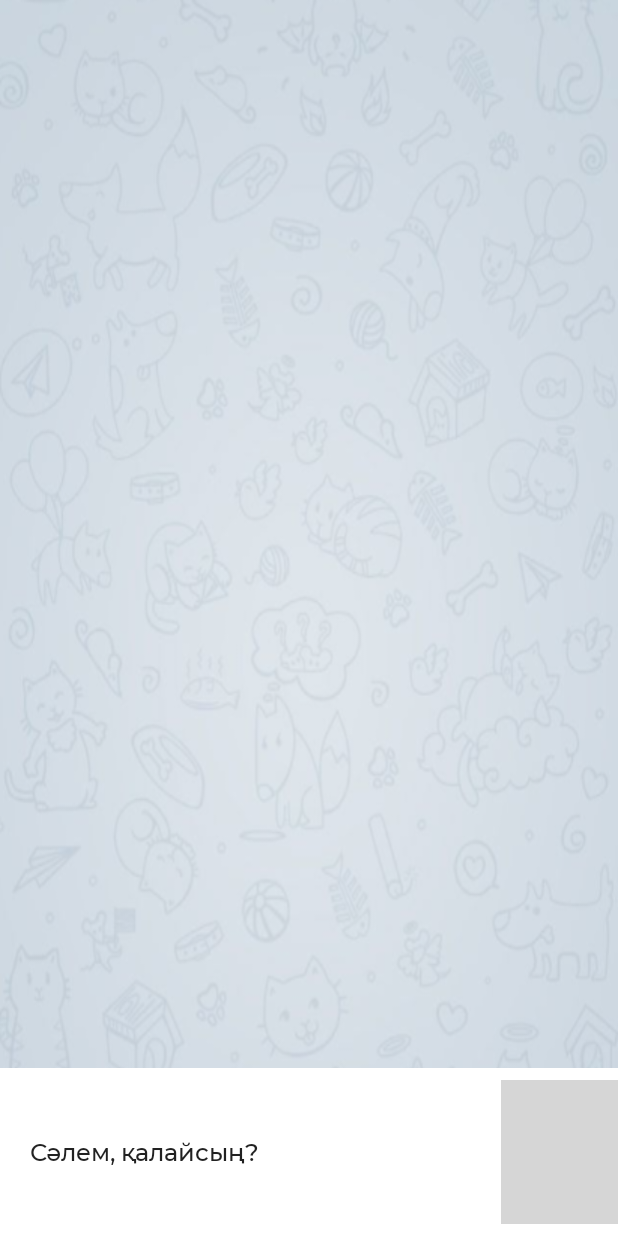
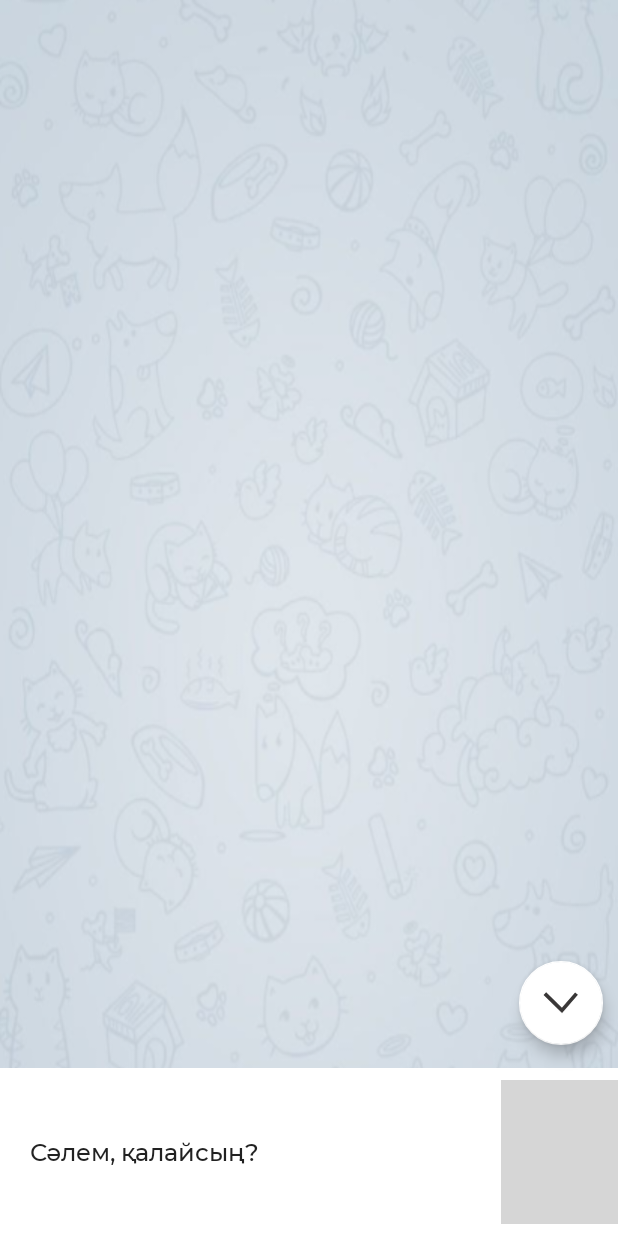
Before and after one commit to AleehBeats/Translator, an Android app: the layout fragment_kirlat.xml on its own in the app's theme, with its tools: preview values and no code run, on a phone screen of 412 x 824 dp. Run offline under Robolectric (Android 15) with nearby library versions, the light colour scheme and no system bars; grey boxes are pictures that could not be loaded.

Commit message:
Text elevation, floating action button interaction

```diff
--- a/app/build.gradle
+++ b/app/build.gradle
@@ -44,7 +44,7 @@ dependencies {
         transitive = true
     }
     //Room
-    def room_version="2.2.2"
+    def room_version="2.2.5"
     implementation "androidx.room:room-runtime:$room_version"
     annotationProcessor"androidx.room:room-compiler:$room_version"
     kapt"androidx.room:room-compiler:$room_version"
--- /dev/null
+++ b/app/src/main/res/drawable/ic_vector_1.xml
@@ -0,0 +1,11 @@
+<vector xmlns:android="http://schemas.android.com/apk/res/android"
+    android:width="29dp"
+    android:height="18dp"
+    android:viewportWidth="29"
+    android:viewportHeight="18">
+  <path
+      android:pathData="M1.5,1.3636L15.2553,15L27,1.3636"
+      android:strokeWidth="3"
+      android:fillColor="#00000000"
+      android:strokeColor="#393737"/>
+</vector>
--- a/app/src/main/res/layout/fragment_favourites.xml
+++ b/app/src/main/res/layout/fragment_favourites.xml
@@ -6,5 +6,6 @@
     <androidx.recyclerview.widget.RecyclerView
         android:id="@+id/favRecView"
         android:layout_width="match_parent"
-        android:layout_height="match_parent" />
+        android:layout_height="match_parent"
+        android:scrollbars="vertical"/>
 </LinearLayout>
--- a/app/src/main/res/layout/fragment_kirlat.xml
+++ b/app/src/main/res/layout/fragment_kirlat.xml
@@ -51,9 +51,20 @@
         android:id="@+id/kirlatRecView"
         android:layout_width="match_parent"
         android:layout_height="0dp"
+        android:scrollbars="vertical"
         app:layout_constraintBottom_toTopOf="@+id/constraintLayout2"
         app:layout_constraintEnd_toEndOf="parent"
         app:layout_constraintStart_toStartOf="parent"
         app:layout_constraintTop_toTopOf="parent" />
 
+    <com.google.android.material.floatingactionbutton.FloatingActionButton
+        android:id="@+id/floatingActionButton"
+        android:layout_width="56dp"
+        android:layout_height="56dp"
+        android:layout_marginEnd="10dp"
+        android:layout_marginBottom="15dp"
+        android:src="@drawable/ic_vector_1"
+        app:layout_constraintBottom_toTopOf="@+id/constraintLayout2"
+        app:layout_constraintEnd_toEndOf="parent"
+        app:backgroundTint="@color/outputTextColor"/>
 </androidx.constraintlayout.widget.ConstraintLayout>
```
Also changed, not shown: app/src/main/java/com/example/lab3/MessageItemDecoration.kt (added, +29 -0 lines), app/src/main/java/com/example/lab3/fragment/KirLatFragment.kt (+61 -10 lines), app/src/main/res/drawable/ic_arrow.xml (added, +9 -0 lines), app/src/main/res/layout/request_message_layout.xml (+4 -3 lines), app/src/main/res/layout/response_message_layout.xml (+4 -3 lines).
